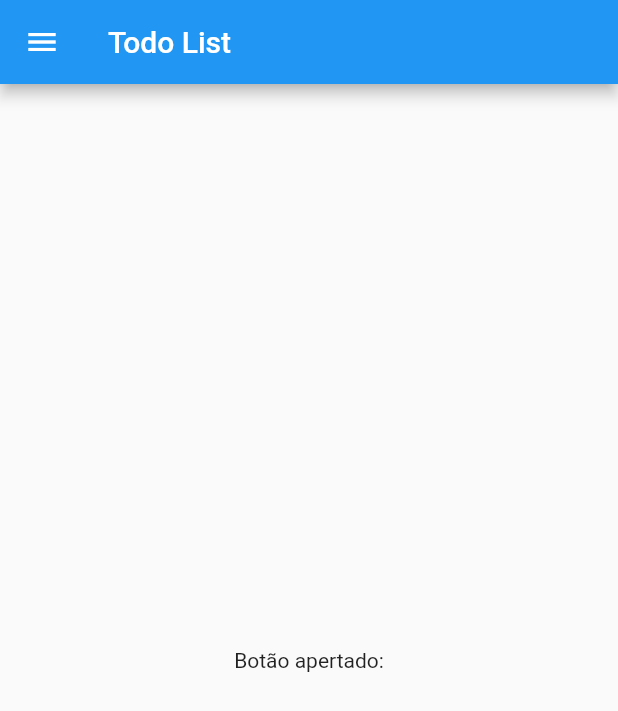
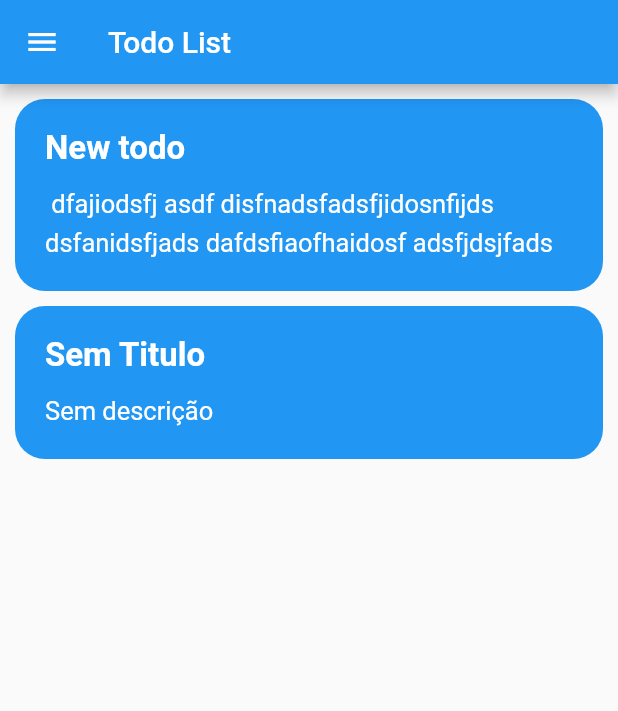
Before and after one commit to Luismatos19/fluttertodo, a Flutter app: the screen it shows after launch, after a tap on "Entrar", on a phone screen of 412 x 824 dp. Shown: the top 711 px of the screen. Run offline on Flutter 3.47's test engine with Material 2 defaults, Android fonts, the phone set to English and light mode, and no system bars.

Commit message:
task controller feito

```diff
--- a/lib/home_page.dart
+++ b/lib/home_page.dart
@@ -1,9 +1,9 @@
+import 'package:appflutter/task.dart';
 import 'package:flutter/cupertino.dart';
 import 'package:flutter/material.dart';
 
 class MyHomePage extends StatefulWidget {
   MyHomePage({Key key, this.title}) : super(key: key);
-
 
   final String title;
 
@@ -12,41 +12,64 @@ class MyHomePage extends StatefulWidget {
 }
 
 class _MyHomePageState extends State<MyHomePage> {
-
-
-
+  Widget _button() {
+    return Positioned(
+      bottom: 25,
+      right: 25,
+      child: FloatingActionButton(
+        foregroundColor: Colors.black,
+        onPressed: () {},
+        child: Icon(Icons.add),
+      ),
+    );
+  }
 
   @override
   Widget build(BuildContext context) {
-
     return Scaffold(
       drawer: Drawer(
+        // cria hamburger menu
         child: Column(
           children: [
-
+            UserAccountsDrawerHeader(
+                currentAccountPicture: Image.asset('assets/images/user.webp'),
+                accountName: Text('Luis'),
+                accountEmail: Text('luis@gmail.com')),
+            ListTile(
+                leading: Icon(Icons.home),
+                title: Text('Home'),
+                subtitle: Text('Home page'),
+                onTap: () {}),
+            ListTile(
+                leading: Icon(Icons.logout),
+                title: Text('Sair'),
+                subtitle: Text('Finalizar sessão'),
+                onTap: () {
+                  Navigator.of(context).restorablePushReplacementNamed('/');
+                })
           ],
         ),
       ),
       appBar: AppBar(
-
         title: Text('Todo List'),
+      ),
+      body: Container (
+        width: double.infinity,
+        child: Padding(
+          padding: EdgeInsets.all(10),
+          child: Column(
+          crossAxisAlignment: CrossAxisAlignment.start,
+          children: [
+            Task(
+              title: "New todo",
+              desc: " dfajiodsfj asdf disfnadsfadsfjidosnfijds dsfanidsfjads dafdsfiaofhaidosf adsfjdsjfads"
+            ),
+            Task(),
+          ]
+        ),
+        )
 
       ),
-      body: Center(
-
-        child: Column(
-
-          // horizontal).
-          mainAxisAlignment: MainAxisAlignment.center,
-          children: <Widget>[
-            Text(
-              'Botão apertado:',
-            ),
-
-          ],
-        ),
-      ),
-       // This trailing comma makes auto-formatting nicer for build methods.
     );
   }
 }
--- a/lib/login.dart
+++ b/lib/login.dart
@@ -46,12 +46,18 @@ class _LoginState extends State<Login> {
                         labelText: 'PassWord', border: OutlineInputBorder()),
                   ),
                   SizedBox(height: 15),
-                    ElevatedButton(
-                    onPressed: () {
-                      Navigator.of(context).pushReplacementNamed('/home');
-                    },
-                    child: Text('Entrar'),
-                  )
+                    SizedBox(
+                      width: 130,
+                      height:50,
+                      child: ElevatedButton.icon(
+                      icon: Icon(Icons.login, size: 22),
+                      onPressed: () {
+                        Navigator.of(context).pushReplacementNamed('/home');
+                      },
+                      label: Text('Entrar',
+                      style: TextStyle(fontSize:20) ),
+                  ),
+                    )
                 ],
               ),
             ));
--- /dev/null
+++ b/lib/task.dart
@@ -0,0 +1,45 @@
+import 'package:flutter/material.dart';
+
+class Task extends StatelessWidget {
+  final String title;
+  final String desc;
+
+  Task({this.title, this.desc});
+
+  @override
+  Widget build(BuildContext context) {
+    return Container(
+      width: double.infinity,
+      padding: EdgeInsets.symmetric(
+        vertical: 20,
+        horizontal: 20,
+      ),
+      margin: EdgeInsets.only(
+        bottom: 10,
+      ),
+      decoration: BoxDecoration(
+        color: Colors.blue,
+        borderRadius: BorderRadius.circular(20),
+      ),
+      child: Column(crossAxisAlignment: CrossAxisAlignment.start, children: [
+        Text(title ?? "Sem Titulo", //
+            style: TextStyle(
+              color: Colors.white,
+              fontSize: 22,
+              fontWeight: FontWeight.bold,
+            )),
+        Padding(
+          padding: EdgeInsets.only(
+            top: 10,
+          ),
+          child: Text(desc ?? "Sem descrição",
+              style: TextStyle(
+                color: Colors.white,
+                fontSize: 17,
+                height: 1.5,
+              )),
+        )
+      ]),
+    );
+  }
+}
--- a/pubspec.yaml
+++ b/pubspec.yaml
@@ -45,6 +45,7 @@ flutter:
   assets:
     - assets/images/logo.png
     - assets/images/background.jpg
+    - assets/images/user.webp
 
   # To add assets to your application, add an assets section, like this:
   # assets:
```
Also changed, not shown: assets/images/user.webp (added), 1 other file.
